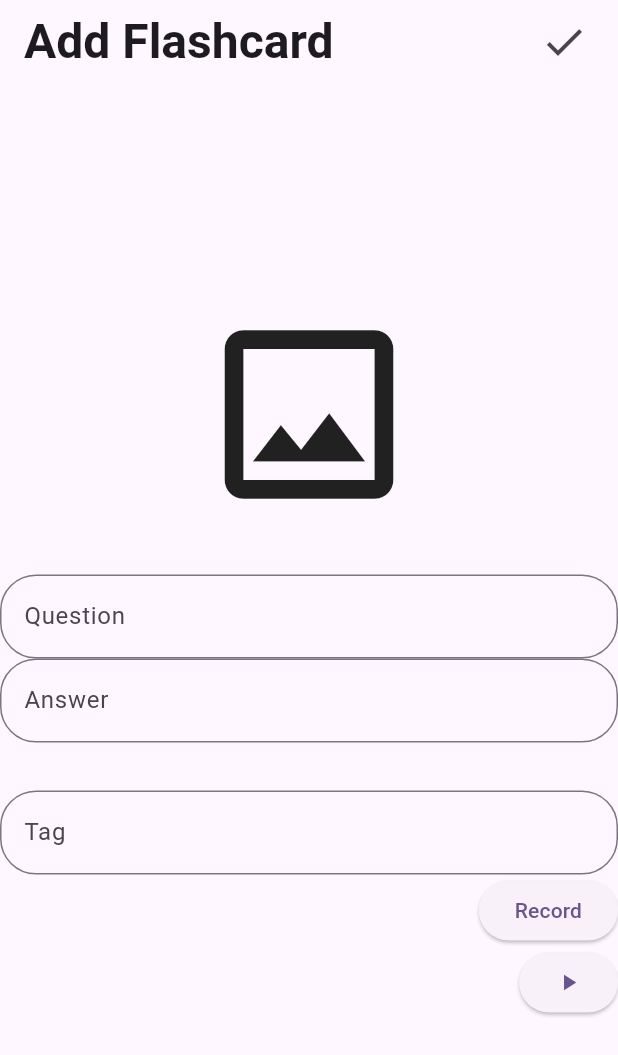
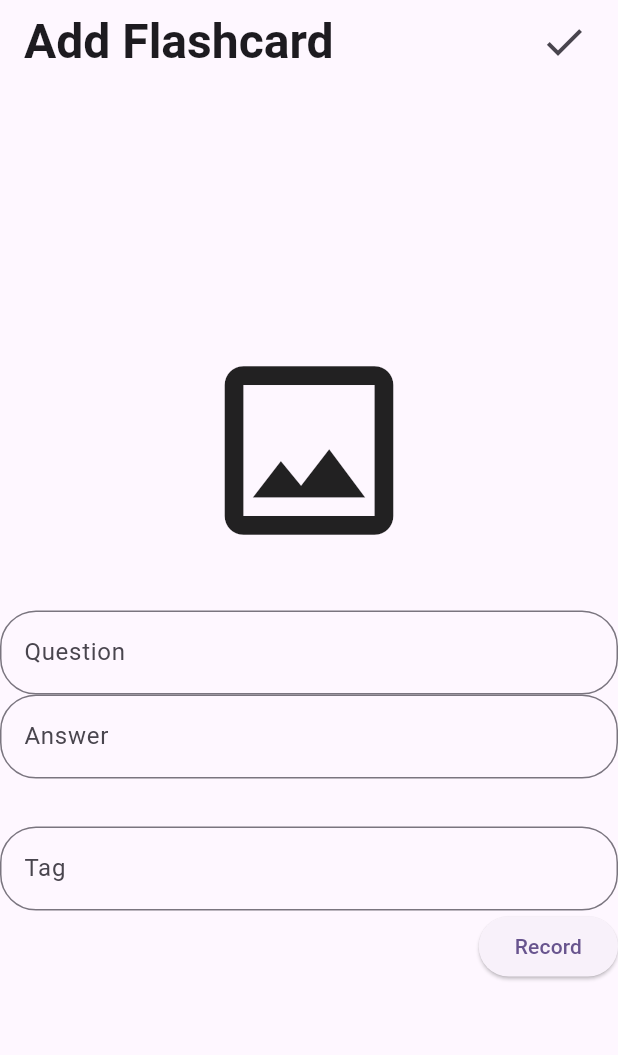
Before and after one commit to Nuel-Agyei/learnify, a Flutter app: the screen it shows after launch, on a phone screen of 412 x 824 dp. Shown: the top 1055 px of the screen. Run offline on Flutter 3.47's test engine with Material 3 defaults, Android fonts, the phone set to English and light mode, and no system bars; our stand-ins replace audioplayers, drift, flutter_carousel_widget, image_picker; missing offline and left inert: record; accounts and stored records are empty.

Commit message:
voice record

```diff
--- a/lib/main.dart
+++ b/lib/main.dart
@@ -1,6 +1,5 @@
 import 'package:flutter/material.dart';
 import 'package:learnify/pages/add_flashcard.dart';
-import 'package:learnify/pages/dashboard.dart';
 
 void main() {
   runApp(const MyApp());
@@ -9,7 +8,6 @@ void main() {
 class MyApp extends StatelessWidget {
   const MyApp({super.key});
 
-  // This widget is the root of your application.
   @override
   Widget build(BuildContext context) {
     return MaterialApp(
--- a/lib/pages/add_flashcard.dart
+++ b/lib/pages/add_flashcard.dart
@@ -98,7 +98,7 @@ class _AddFlashcardState extends State<AddFlashcard> {
               GestureDetector(
                 onTap: pickImage,
                 child: Center(
-                  child: Container(
+                  child: SizedBox(
                     width: 150,
                     height: 150,
                     child: image != null ? Image.file(image!, fit: BoxFit.cover,) : const Icon(Icons.image_outlined, size: 150,),
@@ -137,12 +137,14 @@ class _AddFlashcardState extends State<AddFlashcard> {
                   labelText: 'Tag',
                 ),
               ),
-
+                if(isRecording) const Text('Recording', style: TextStyle(fontSize: 32, fontWeight: FontWeight.bold),),
               //Audio
               ElevatedButton(onPressed:isRecording ? stop : record,
               child:isRecording ? const Text('Stop') : const Text('Record')
               ),
-              ElevatedButton(onPressed: play, child: Icon(Icons.play_arrow_sharp))
+              if(isRecording && path != '')
+                 ElevatedButton(onPressed: play, child: const Icon(Icons.play_arrow_sharp))
+              ,
             ],
           ),
         ),
```
Also changed, not shown: 1 other file.
